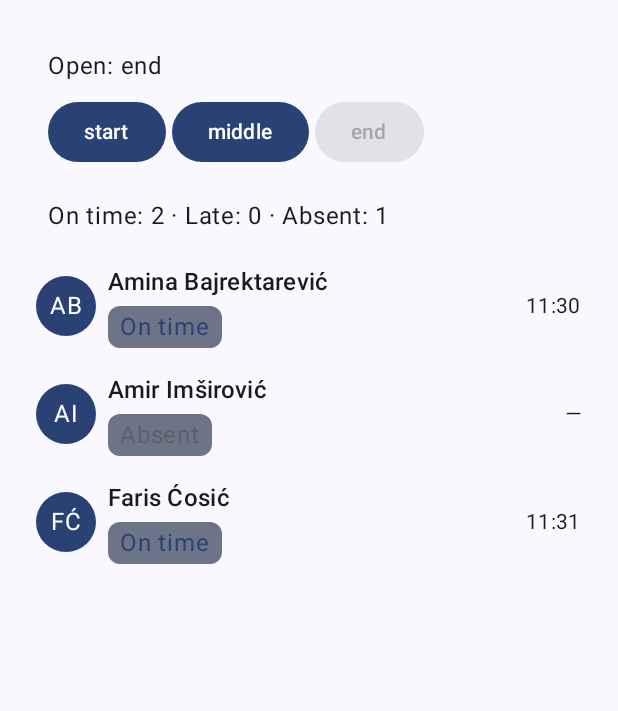
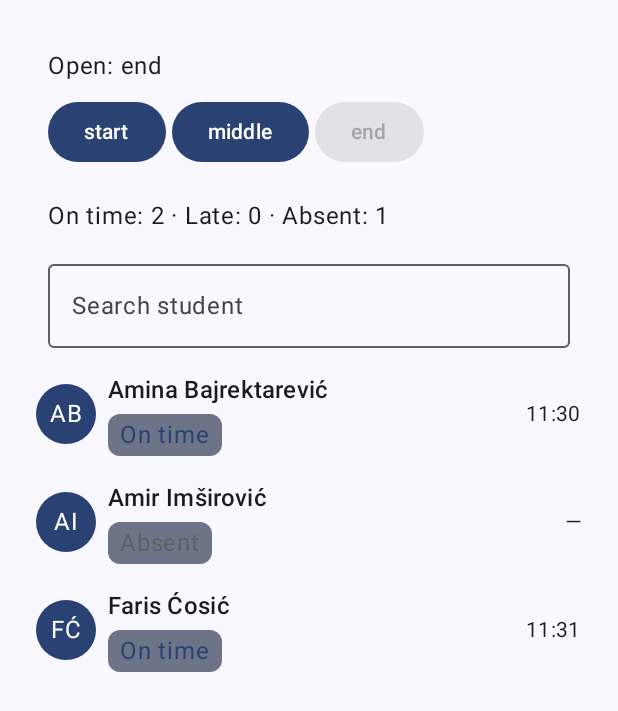
Before and after one commit to almedinmesic-fet/labRMAS, an Android app built with Jetpack Compose: the screen it shows after launch (MainActivity), after a tap on "end", on a phone screen of 412 x 824 dp. Shown: the top 711 px of the screen. Run offline under Robolectric (Android 15) with nearby library versions, the phone set to English and light mode, and no system bars.

Commit message:
lab 5-dio 1

```diff
--- a/app/src/main/java/ba/untz/attendance1/MainActivity.kt
+++ b/app/src/main/java/ba/untz/attendance1/MainActivity.kt
@@ -23,6 +23,7 @@ import androidx.compose.foundation.shape.CircleShape
 import androidx.compose.foundation.verticalScroll
 import androidx.compose.material3.Button
 import androidx.compose.material3.MaterialTheme
+import androidx.compose.material3.OutlinedTextField
 import androidx.compose.material3.Surface
 import androidx.compose.material3.Text
 import androidx.compose.runtime.Composable
@@ -85,6 +86,22 @@ fun AttendanceSummary(
     Text(
         text = "On time: $onTimeCount · Late: $lateCount · Absent: $absentCount",
         modifier = modifier
+    )
+}
+
+@Composable
+fun SearchField(
+    query: String,
+    onQueryChange: (String) -> Unit,
+    modifier: Modifier = Modifier
+) {
+    OutlinedTextField(
+        value = query,
+        onValueChange = onQueryChange,
+        label = { Text("Search student") },
+        placeholder = { Text("e.g. Amir") },
+        singleLine = true,
+        modifier = modifier.fillMaxWidth()
     )
 }
 
@@ -236,6 +253,7 @@ fun WindowControls(
 fun ProfessorScreen(modifier: Modifier = Modifier) {
     var openWindow by rememberSaveable { mutableStateOf<Window?>(null) }
     var checkIns by remember { mutableStateOf(sampleCheckIns) }
+    var query by rememberSaveable { mutableStateOf("") }
 
     Column(
         modifier = modifier
@@ -262,12 +280,32 @@ fun ProfessorScreen(modifier: Modifier = Modifier) {
 
             Spacer(modifier = Modifier.height(8.dp))
 
-            Column {
-                activeCheckIns.forEach { checkIn ->
-                    CheckInCard(
-                        checkIn = checkIn,
-                        allCheckIns = checkIns
-                    )
+            SearchField(
+                query = query,
+                onQueryChange = { query = it },
+                modifier = Modifier.padding(horizontal = 16.dp)
+            )
+
+            Spacer(modifier = Modifier.height(8.dp))
+
+            val filteredCheckIns = activeCheckIns.filter {
+                it.student.name.contains(query, ignoreCase = true)
+            }
+
+            if (filteredCheckIns.isEmpty()) {
+                Text(
+                    text = "No check-ins match the filter",
+                    color = MaterialTheme.colorScheme.onSurfaceVariant,
+                    modifier = Modifier.padding(horizontal = 16.dp, vertical = 8.dp)
+                )
+            } else {
+                Column {
+                    filteredCheckIns.forEach { checkIn ->
+                        CheckInCard(
+                            checkIn = checkIn,
+                            allCheckIns = checkIns
+                        )
+                    }
                 }
             }
         } else {
@@ -281,6 +319,20 @@ fun ProfessorScreen(modifier: Modifier = Modifier) {
 }
 
 
+
+@Preview(name = "SearchField Preview", showBackground = true)
+@Composable
+fun SearchFieldPreview() {
+    Attendance1Theme {
+        Surface {
+            SearchField(
+                query = "ami",
+                onQueryChange = {},
+                modifier = Modifier.padding(16.dp)
+            )
+        }
+    }
+}
 
 @Preview(name = "Attendance Summary", showBackground = true)
 @Composable
```
